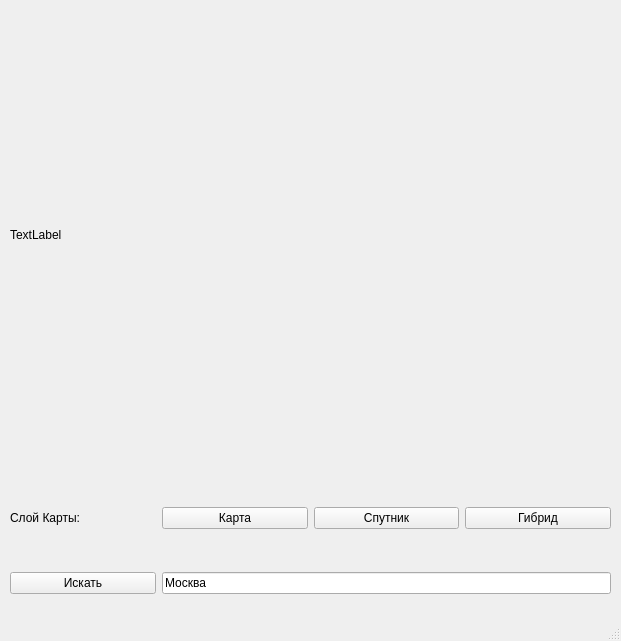
Before: the Qt Designer form fucking_maps.ui in Tronnert/freaking_maps, drawn with Qt 5.
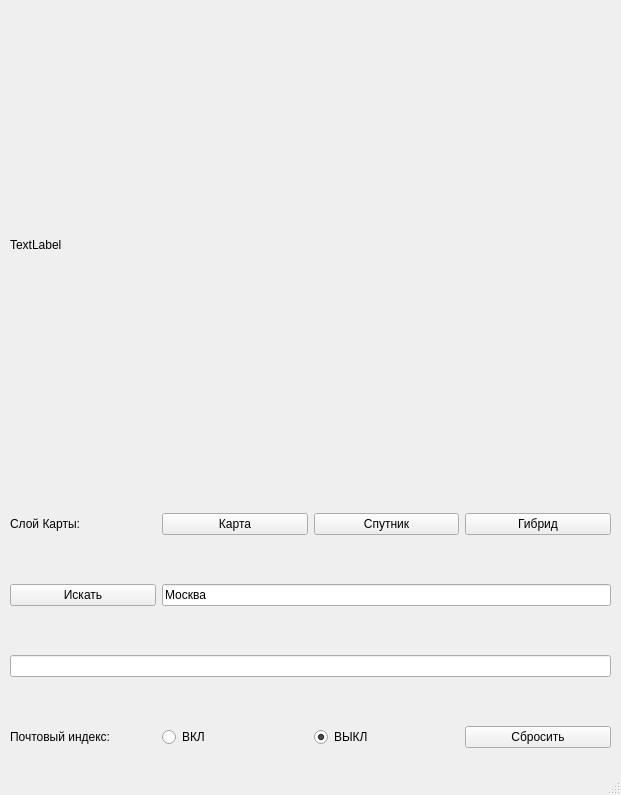
After: the same form once the commit is applied.

Commit message: hell_its_work

What changed in the file:
```diff
--- a/fucking_maps.ui
+++ b/fucking_maps.ui
@@ -7,52 +7,57 @@
     <x>0</x>
     <y>0</y>
     <width>621</width>
-    <height>641</height>
+    <height>795</height>
    </rect>
   </property>
   <property name="windowTitle">
    <string>MainWindow</string>
   </property>
   <widget class="QWidget" name="centralwidget">
-   <widget class="QLabel" name="label">
-    <property name="geometry">
-     <rect>
-      <x>10</x>
-      <y>10</y>
-      <width>600</width>
-      <height>450</height>
-     </rect>
-    </property>
-    <property name="text">
-     <string>TextLabel</string>
-    </property>
-   </widget>
    <widget class="QWidget" name="gridLayoutWidget">
     <property name="geometry">
      <rect>
       <x>10</x>
       <y>470</y>
       <width>601</width>
-      <height>161</height>
+      <height>321</height>
      </rect>
     </property>
     <layout class="QGridLayout" name="gridLayout_2">
-     <item row="0" column="2">
-      <widget class="QPushButton" name="sat">
+     <item row="1" column="1" colspan="3">
+      <widget class="QLineEdit" name="input">
+       <property name="sizePolicy">
+        <sizepolicy hsizetype="Expanding" vsizetype="Maximum">
+         <horstretch>0</horstretch>
+         <verstretch>0</verstretch>
+        </sizepolicy>
+       </property>
        <property name="text">
-        <string>Спутник</string>
+        <string>Москва</string>
        </property>
       </widget>
      </item>
-     <item row="0" column="1">
-      <widget class="QPushButton" name="map">
+     <item row="1" column="0">
+      <widget class="QPushButton" name="find">
+       <property name="sizePolicy">
+        <sizepolicy hsizetype="Minimum" vsizetype="Ignored">
+         <horstretch>0</horstretch>
+         <verstretch>0</verstretch>
+        </sizepolicy>
+       </property>
        <property name="text">
-        <string>Карта</string>
+        <string>Искать</string>
        </property>
       </widget>
      </item>
      <item row="0" column="0">
       <widget class="QLabel" name="label_2">
+       <property name="sizePolicy">
+        <sizepolicy hsizetype="Minimum" vsizetype="Maximum">
+         <horstretch>0</horstretch>
+         <verstretch>0</verstretch>
+        </sizepolicy>
+       </property>
        <property name="text">
         <string>Слой Карты:</string>
        </property>
@@ -60,27 +65,102 @@
      </item>
      <item row="0" column="3">
       <widget class="QPushButton" name="skl">
+       <property name="sizePolicy">
+        <sizepolicy hsizetype="Minimum" vsizetype="Maximum">
+         <horstretch>0</horstretch>
+         <verstretch>0</verstretch>
+        </sizepolicy>
+       </property>
        <property name="text">
         <string>Гибрид</string>
        </property>
       </widget>
      </item>
-     <item row="1" column="1" colspan="3">
-      <widget class="QLineEdit" name="lineEdit">
+     <item row="0" column="1">
+      <widget class="QPushButton" name="map">
+       <property name="sizePolicy">
+        <sizepolicy hsizetype="Minimum" vsizetype="Maximum">
+         <horstretch>0</horstretch>
+         <verstretch>0</verstretch>
+        </sizepolicy>
+       </property>
        <property name="text">
-        <string>Москва</string>
+        <string>Карта</string>
        </property>
       </widget>
      </item>
-     <item row="1" column="0">
-      <widget class="QPushButton" name="find">
+     <item row="2" column="0" colspan="4">
+      <widget class="QLineEdit" name="full">
+       <property name="sizePolicy">
+        <sizepolicy hsizetype="Expanding" vsizetype="Maximum">
+         <horstretch>0</horstretch>
+         <verstretch>0</verstretch>
+        </sizepolicy>
+       </property>
+       <property name="readOnly">
+        <bool>true</bool>
+       </property>
+      </widget>
+     </item>
+     <item row="0" column="2">
+      <widget class="QPushButton" name="sat">
+       <property name="sizePolicy">
+        <sizepolicy hsizetype="Minimum" vsizetype="Maximum">
+         <horstretch>0</horstretch>
+         <verstretch>0</verstretch>
+        </sizepolicy>
+       </property>
        <property name="text">
-        <string>Искать</string>
+        <string>Спутник</string>
+       </property>
+      </widget>
+     </item>
+     <item row="3" column="3">
+      <widget class="QPushButton" name="drop">
+       <property name="text">
+        <string>Сбросить</string>
+       </property>
+      </widget>
+     </item>
+     <item row="3" column="1">
+      <widget class="QRadioButton" name="on">
+       <property name="text">
+        <string>ВКЛ</string>
+       </property>
+      </widget>
+     </item>
+     <item row="3" column="2">
+      <widget class="QRadioButton" name="off">
+       <property name="text">
+        <string>ВЫКЛ</string>
+       </property>
+       <property name="checked">
+        <bool>true</bool>
+       </property>
+      </widget>
+     </item>
+     <item row="3" column="0">
+      <widget class="QLabel" name="label_3">
+       <property name="text">
+        <string>Почтовый индекс:</string>
        </property>
       </widget>
      </item>
     </layout>
    </widget>
+   <widget class="QLabel" name="label">
+    <property name="geometry">
+     <rect>
+      <x>10</x>
+      <y>20</y>
+      <width>600</width>
+      <height>450</height>
+     </rect>
+    </property>
+    <property name="text">
+     <string>TextLabel</string>
+    </property>
+   </widget>
   </widget>
   <widget class="QMenuBar" name="menubar">
    <property name="geometry">
```
The commit also changes 1 other file.
